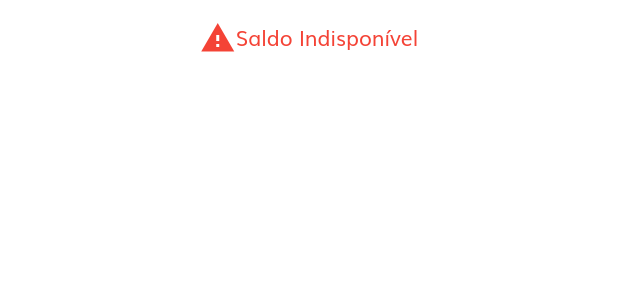
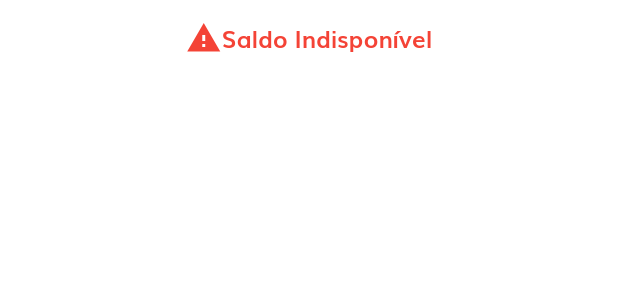
Before and after one commit to marcelomcdev/toro-bank-frontend-flutter, a Flutter app: the PurchaseValidator widget shown alone on an empty page, opened directly, on a phone screen of 412 x 824 dp. Shown: the top 300 px of the screen. Run offline on Flutter 3.47's test engine with Material 2 defaults, Android fonts, the phone set to English and light mode, and no system bars; our stand-ins replace dartz, dio, flutter_modular; network calls fail.

Commit message:
change fontsize and fontweight of purchaseValidator component

```diff
--- a/toro_bank_frontend/lib/modules/presenters/pages/purchase/purchase-order/shop/components/purchase_validator.dart
+++ b/toro_bank_frontend/lib/modules/presenters/pages/purchase/purchase-order/shop/components/purchase_validator.dart
@@ -21,7 +21,8 @@ class PurchaseValidator extends StatelessWidget {
             ),
             Text(
               'Saldo Indisponível',
-              style: TextStyle(color: Colors.red),
+              style: TextStyle(
+                  color: Colors.red, fontWeight: FontWeight.bold, fontSize: 16),
             )
           ],
         ),
```
